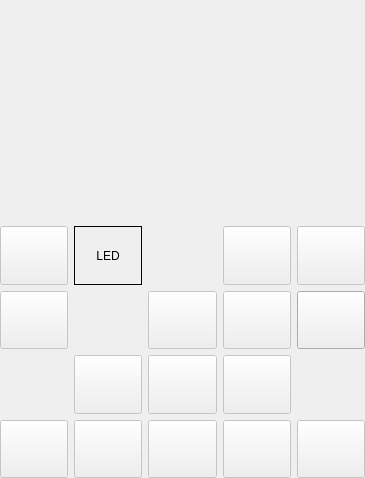
The window that qtBuildSystem/Mu/mainwindow.ui (meepingsnesroms/Mu) describes before a commit, drawn with Qt 5.
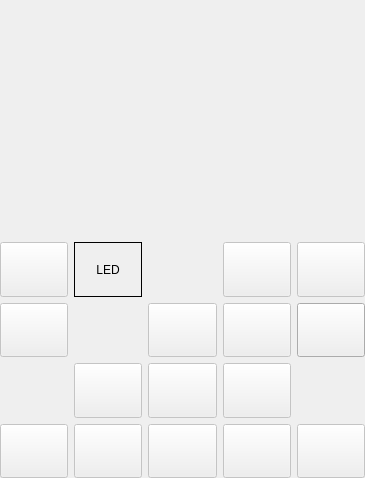
The same window after the commit. Icons and pictures are not drawn. Custom widgets are drawn as their Qt base class.

Patch:
```diff
--- a/qtBuildSystem/Mu/mainwindow.ui
+++ b/qtBuildSystem/Mu/mainwindow.ui
@@ -29,12 +29,6 @@
     </property>
     <item>
      <widget class="QWidget" name="displayContainer" native="true">
-      <property name="sizePolicy">
-       <sizepolicy hsizetype="Preferred" vsizetype="Fixed">
-        <horstretch>0</horstretch>
-        <verstretch>0</verstretch>
-       </sizepolicy>
-      </property>
       <layout class="QHBoxLayout" name="horizontalLayout">
        <property name="leftMargin">
         <number>0</number>
```
